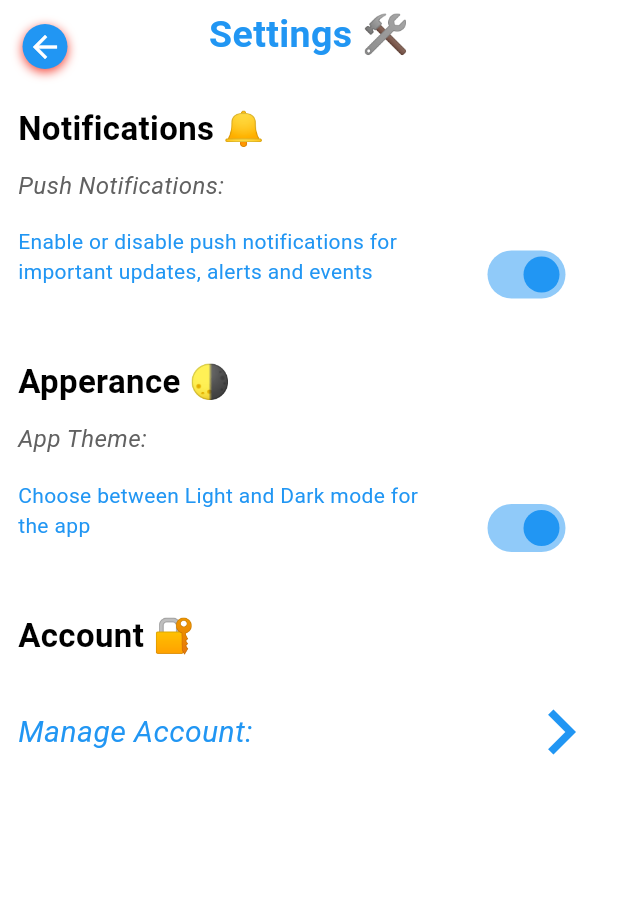
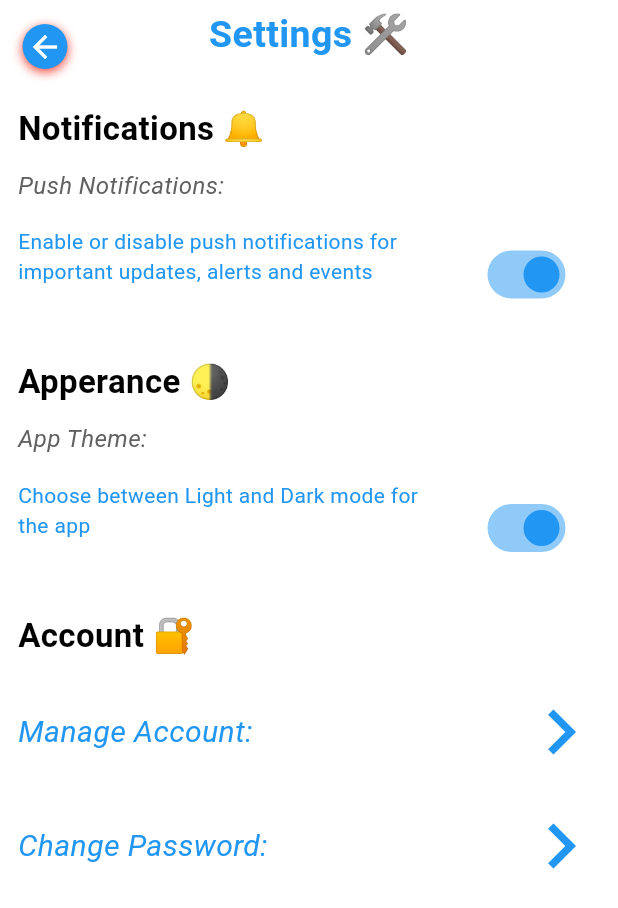
Before and after one commit to Yvonne-Wanja-1/appy, a Flutter app: the SettingsPage screen opened by its route, on a phone screen of 412 x 824 dp. Shown: the top 908 px of the screen. Run offline on Flutter 3.47's test engine with Material 3 defaults, Android fonts, the phone set to English and light mode, and no system bars; our stand-ins replace animated_text_kit, curved_navigation_bar, font_awesome_flutter, google_fonts, image_cropper, image_picker and 1 more; missing offline and left inert: open_file_plus.

Commit message:
adjusted the spacing in the settings page

```diff
--- a/appy/lib/pages/pages/settings.dart
+++ b/appy/lib/pages/pages/settings.dart
@@ -232,6 +232,32 @@ SizedBox(height: 24,),
         ),
       ]
 
+        ),
+        //SizedBox(height: 3,),
+
+         Row(
+      mainAxisAlignment: MainAxisAlignment.spaceBetween,
+      children: [
+        Padding(
+          padding: const EdgeInsets.only(left:12.0),
+          child: Text('Change Password:',
+            style: TextStyle(fontSize: 20,
+          //  fontWeight: FontWeight.bold,
+            fontStyle: FontStyle.italic,
+            color: Colors.blue),
+          ),
+        ),
+        IconButton(
+          icon: Icon(Icons.chevron_right,
+          size: 60,
+          color: Colors.blue),
+          onPressed: () {
+            // Navigate to account management page
+            Navigator.pushNamed(context, '/change password');
+          },
+        ),
+      ]
+
         )
 
 
```
